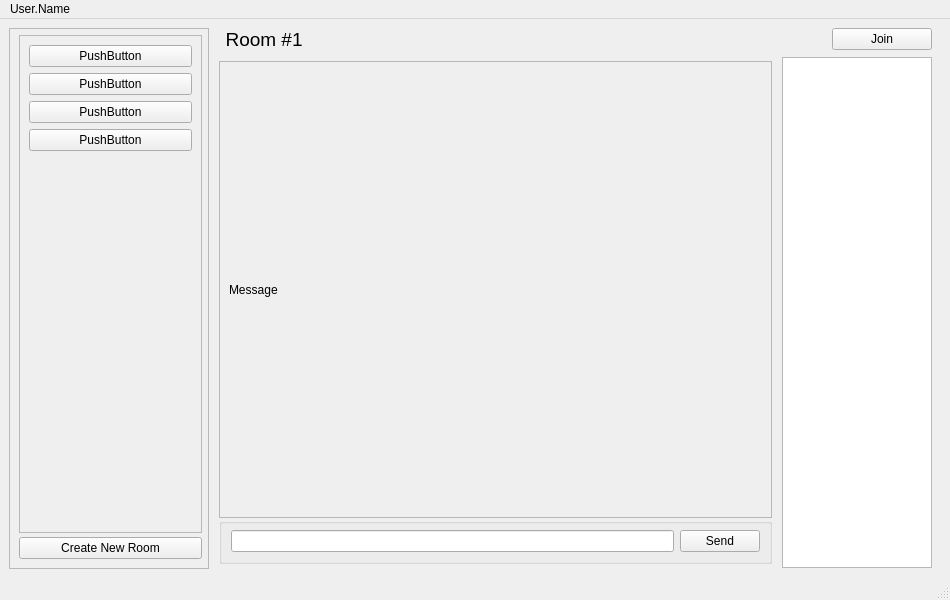
Before: the Qt Designer form src/app/mainwindow.ui in cpp-park-vk-education/2023_1_StreamTeam, drawn with Qt 5.
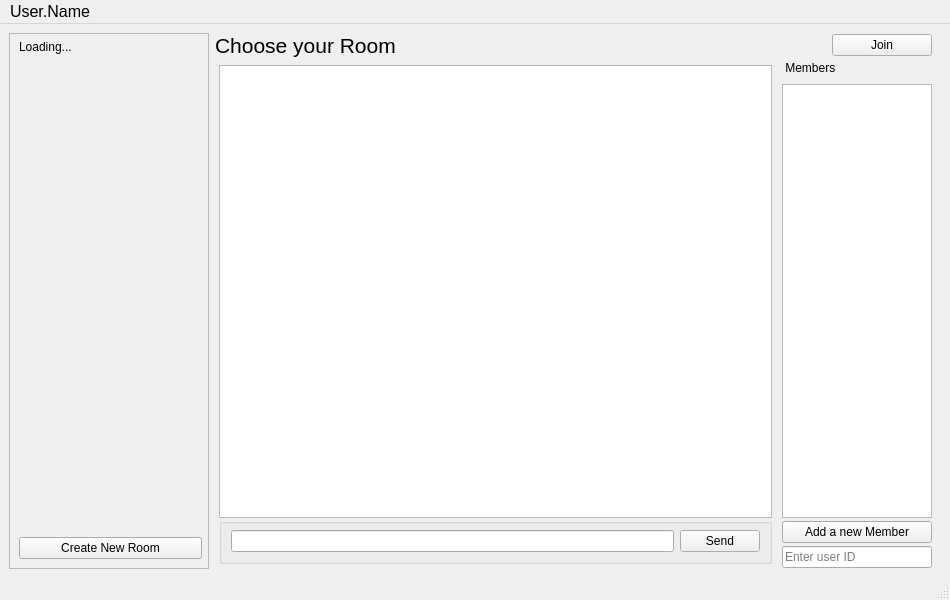
After: the same form once the commit is applied.

Patch:
```diff
--- a/src/app/mainwindow.ui
+++ b/src/app/mainwindow.ui
@@ -49,65 +49,28 @@
         <number>9</number>
        </property>
        <item>
-        <widget class="QScrollArea" name="scrollArea">
-         <property name="widgetResizable">
-          <bool>true</bool>
+        <widget class="QLabel" name="labelRoomList">
+         <property name="text">
+          <string>Loading...</string>
          </property>
-         <widget class="QWidget" name="scrollAreaWidgetContents">
-          <property name="geometry">
-           <rect>
-            <x>0</x>
-            <y>0</y>
-            <width>181</width>
-            <height>490</height>
-           </rect>
-          </property>
-          <layout class="QVBoxLayout" name="verticalLayout_4">
-           <item>
-            <widget class="QPushButton" name="pushButton_7">
-             <property name="text">
-              <string>PushButton</string>
-             </property>
-            </widget>
-           </item>
-           <item>
-            <widget class="QPushButton" name="pushButton_6">
-             <property name="text">
-              <string>PushButton</string>
-             </property>
-            </widget>
-           </item>
-           <item>
-            <widget class="QPushButton" name="pushButton_5">
-             <property name="text">
-              <string>PushButton</string>
-             </property>
-            </widget>
-           </item>
-           <item>
-            <widget class="QPushButton" name="pushButton_4">
-             <property name="text">
-              <string>PushButton</string>
-             </property>
-            </widget>
-           </item>
-           <item>
-            <spacer name="verticalSpacer">
-             <property name="orientation">
-              <enum>Qt::Vertical</enum>
-             </property>
-             <property name="sizeHint" stdset="0">
-              <size>
-               <width>20</width>
-               <height>345</height>
-              </size>
-             </property>
-            </spacer>
-           </item>
-          </layout>
-         </widget>
         </widget>
        </item>
+       <item>
+        <layout class="QVBoxLayout" name="verticalLayoutRooms"/>
+       </item>
+       <item>
+        <spacer name="verticalSpacer">
+         <property name="orientation">
+          <enum>Qt::Vertical</enum>
+         </property>
+         <property name="sizeHint" stdset="0">
+          <size>
+           <width>20</width>
+           <height>40</height>
+          </size>
+         </property>
+        </spacer>
+       </item>
        <item>
         <widget class="QPushButton" name="pushButton_3">
          <property name="text">
@@ -119,7 +82,7 @@
      </widget>
     </item>
     <item>
-     <widget class="QFrame" name="frame">
+     <widget class="QFrame" name="frame_chat">
       <property name="layoutDirection">
        <enum>Qt::RightToLeft</enum>
       </property>
@@ -133,20 +96,11 @@
        <property name="bottomMargin">
         <number>1</number>
        </property>
+       <property name="verticalSpacing">
+        <number>3</number>
+       </property>
        <item row="0" column="1">
-        <widget class="QLabel" name="label">
-         <property name="font">
-          <font>
-           <pointsize>14</pointsize>
-          </font>
-         </property>
-         <property name="text">
-          <string>  Room #1</string>
-         </property>
-        </widget>
-       </item>
-       <item row="0" column="0">
-        <widget class="QPushButton" name="pushButton">
+        <widget class="QPushButton" name="pushButtonPlayer">
          <property name="sizePolicy">
           <sizepolicy hsizetype="Minimum" vsizetype="Fixed">
            <horstretch>0</horstretch>
@@ -176,29 +130,7 @@
          </property>
         </widget>
        </item>
-       <item row="1" column="0">
-        <widget class="QListView" name="listView">
-         <property name="sizePolicy">
-          <sizepolicy hsizetype="Preferred" vsizetype="Expanding">
-           <horstretch>0</horstretch>
-           <verstretch>0</verstretch>
-          </sizepolicy>
-         </property>
-         <property name="minimumSize">
-          <size>
-           <width>120</width>
-           <height>0</height>
-          </size>
-         </property>
-         <property name="maximumSize">
-          <size>
-           <width>150</width>
-           <height>16777215</height>
-          </size>
-         </property>
-        </widget>
-       </item>
-       <item row="1" column="1">
+       <item row="2" column="2" rowspan="6">
         <widget class="QFrame" name="frame_2">
          <property name="minimumSize">
           <size>
@@ -223,38 +155,13 @@
            <number>4</number>
           </property>
           <item>
-           <widget class="QScrollArea" name="scrollArea_2">
-            <property name="widgetResizable">
-             <bool>true</bool>
+           <widget class="QListWidget" name="listMessages">
+            <property name="layoutDirection">
+             <enum>Qt::LeftToRight</enum>
             </property>
-            <widget class="QWidget" name="scrollAreaWidgetContents_2">
-             <property name="geometry">
-              <rect>
-               <x>0</x>
-               <y>0</y>
-               <width>551</width>
-               <height>447</height>
-              </rect>
-             </property>
-             <layout class="QVBoxLayout" name="verticalLayout_3">
-              <item>
-               <widget class="QLabel" name="label_3">
-                <property name="sizePolicy">
-                 <sizepolicy hsizetype="Preferred" vsizetype="Expanding">
-                  <horstretch>0</horstretch>
-                  <verstretch>0</verstretch>
-                 </sizepolicy>
-                </property>
-                <property name="layoutDirection">
-                 <enum>Qt::RightToLeft</enum>
-                </property>
-                <property name="text">
-                 <string>Message</string>
-                </property>
-               </widget>
-              </item>
-             </layout>
-            </widget>
+            <property name="flow">
+             <enum>QListView::TopToBottom</enum>
+            </property>
            </widget>
           </item>
           <item>
@@ -267,14 +174,14 @@
               <number>6</number>
              </property>
              <item>
-              <widget class="QPushButton" name="pushButton_2">
+              <widget class="QPushButton" name="pushButton_send">
                <property name="text">
                 <string>Send</string>
                </property>
               </widget>
              </item>
              <item>
-              <widget class="QLineEdit" name="lineEdit"/>
+              <widget class="QLineEdit" name="lineEditmessage"/>
              </item>
             </layout>
            </widget>
@@ -282,6 +189,79 @@
          </layout>
         </widget>
        </item>
+       <item row="6" column="1">
+        <widget class="QPushButton" name="pushButton_AddMember">
+         <property name="text">
+          <string>Add a new Member</string>
+         </property>
+        </widget>
+       </item>
+       <item row="7" column="1">
+        <widget class="QLineEdit" name="lineEditAddMember">
+         <property name="maximumSize">
+          <size>
+           <width>150</width>
+           <height>16777215</height>
+          </size>
+         </property>
+         <property name="placeholderText">
+          <string>Enter user ID</string>
+         </property>
+        </widget>
+       </item>
+       <item row="0" column="2">
+        <widget class="QLabel" name="labelCurrentRoom">
+         <property name="font">
+          <font>
+           <pointsize>16</pointsize>
+          </font>
+         </property>
+         <property name="text">
+          <string>Choose your Room</string>
+         </property>
+        </widget>
+       </item>
+       <item row="2" column="1">
+        <widget class="QLabel" name="labelMembers">
+         <property name="maximumSize">
+          <size>
+           <width>16777215</width>
+           <height>20</height>
+          </size>
+         </property>
+         <property name="text">
+          <string> Members</string>
+         </property>
+        </widget>
+       </item>
+       <item row="5" column="1">
+        <widget class="QListWidget" name="listMembers">
+         <property name="sizePolicy">
+          <sizepolicy hsizetype="Preferred" vsizetype="Expanding">
+           <horstretch>0</horstretch>
+           <verstretch>0</verstretch>
+          </sizepolicy>
+         </property>
+         <property name="minimumSize">
+          <size>
+           <width>120</width>
+           <height>0</height>
+          </size>
+         </property>
+         <property name="maximumSize">
+          <size>
+           <width>150</width>
+           <height>16777215</height>
+          </size>
+         </property>
+         <property name="layoutDirection">
+          <enum>Qt::LeftToRight</enum>
+         </property>
+         <property name="flow">
+          <enum>QListView::TopToBottom</enum>
+         </property>
+        </widget>
+       </item>
       </layout>
      </widget>
     </item>
@@ -293,10 +273,20 @@
      <x>0</x>
      <y>0</y>
      <width>950</width>
-     <height>22</height>
+     <height>24</height>
     </rect>
    </property>
+   <property name="font">
+    <font>
+     <pointsize>12</pointsize>
+    </font>
+   </property>
    <widget class="QMenu" name="menuUser_Name">
+    <property name="font">
+     <font>
+      <pointsize>11</pointsize>
+     </font>
+    </property>
     <property name="title">
      <string>User.Name</string>
     </property>
```
